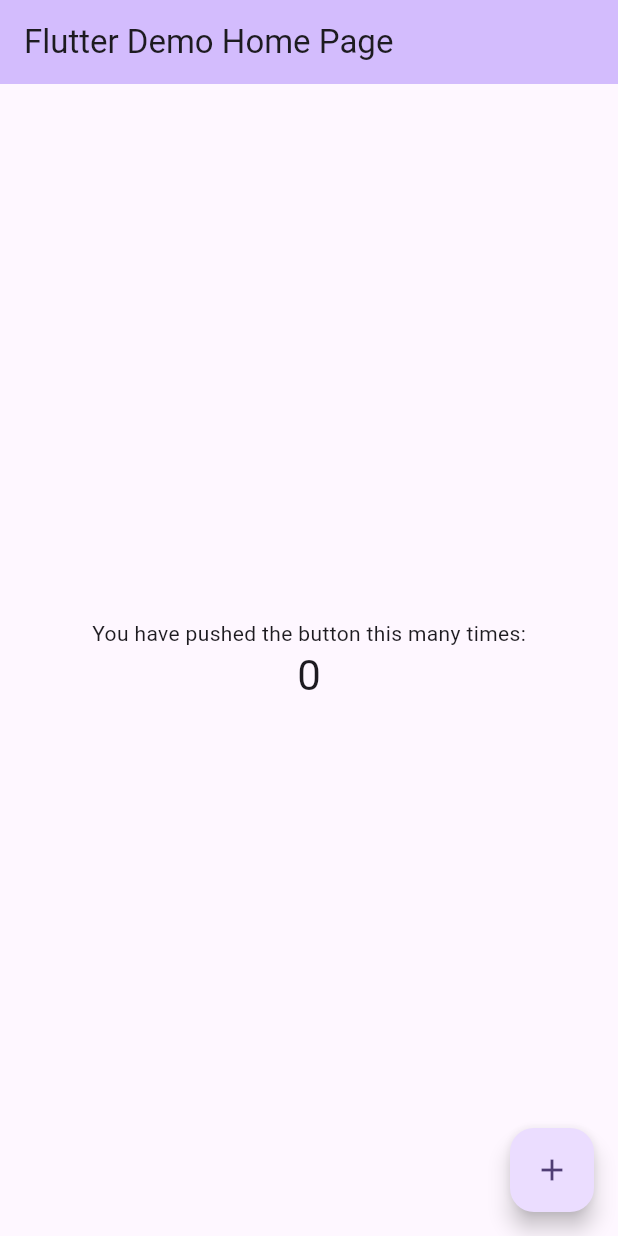
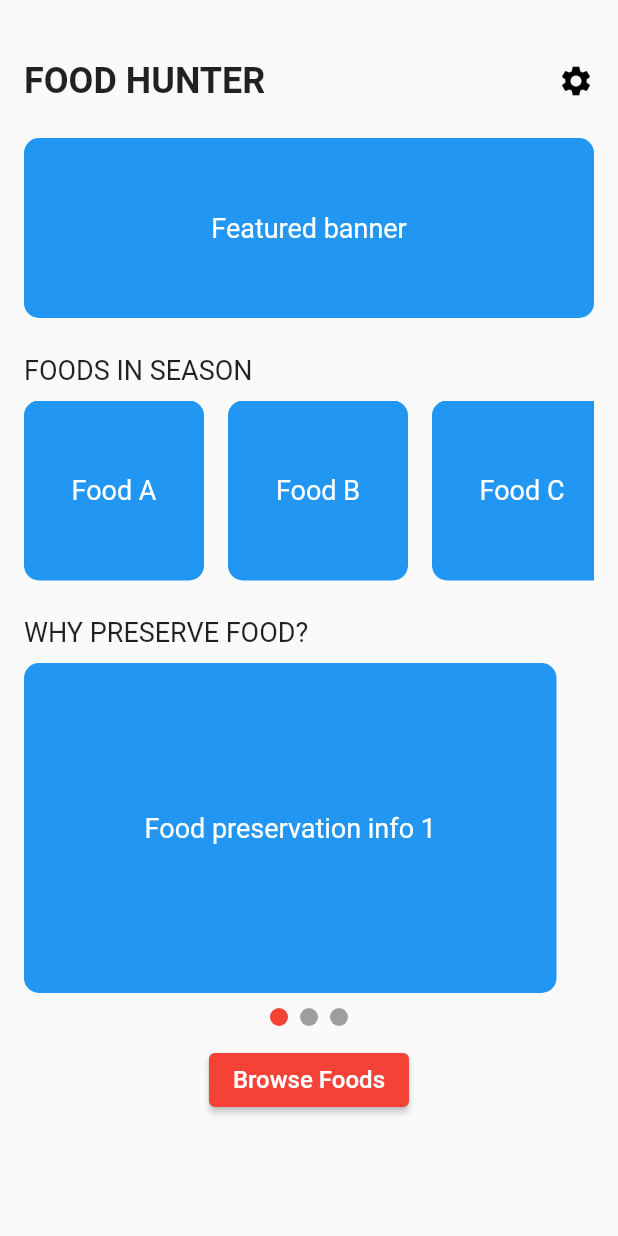
Before and after one commit to noitisoprepus/food-hunter, a Flutter app: the screen it shows after launch, on a phone screen of 412 x 824 dp. Run offline on Flutter 3.47's test engine with Material 2 defaults, Android fonts, the phone set to English and light mode, and no system bars.

Commit message:
Added home page

```diff
--- a/lib/main.dart
+++ b/lib/main.dart
@@ -1,4 +1,5 @@
 import 'package:flutter/material.dart';
+import 'package:food_hunter/pages/home.dart';
 
 void main() {
   runApp(const MyApp());
@@ -11,115 +12,13 @@ class MyApp extends StatelessWidget {
   @override
   Widget build(BuildContext context) {
     return MaterialApp(
-      title: 'Flutter Demo',
       theme: ThemeData(
-        // This is the theme of your application.
-        //
-        // TRY THIS: Try running your application with "flutter run". You'll see
-        // the application has a blue toolbar. Then, without quitting the app,
-        // try changing the seedColor in the colorScheme below to Colors.green
-        // and then invoke "hot reload" (save your changes or press the "hot
-        // reload" button in a Flutter-supported IDE, or press "r" if you used
-        // the command line to start the app).
-        //
-        // Notice that the counter didn't reset back to zero; the application
-        // state is not lost during the reload. To reset the state, use hot
-        // restart instead.
-        //
-        // This works for code too, not just values: Most code changes can be
-        // tested with just a hot reload.
-        colorScheme: ColorScheme.fromSeed(seedColor: Colors.deepPurple),
-        useMaterial3: true,
+        colorScheme: const ColorScheme.light(primary: Colors.red),
+        fontFamily: 'Roboto'
       ),
-      home: const MyHomePage(title: 'Flutter Demo Home Page'),
+      debugShowCheckedModeBanner: false,
+      title: 'Food Hunter',
+      home: HomePage()
     );
   }
 }
-
-class MyHomePage extends StatefulWidget {
-  const MyHomePage({super.key, required this.title});
-
-  // This widget is the home page of your application. It is stateful, meaning
-  // that it has a State object (defined below) that contains fields that affect
-  // how it looks.
-
-  // This class is the configuration for the state. It holds the values (in this
-  // case the title) provided by the parent (in this case the App widget) and
-  // used by the build method of the State. Fields in a Widget subclass are
-  // always marked "final".
-
-  final String title;
-
-  @override
-  State<MyHomePage> createState() => _MyHomePageState();
-}
-
-class _MyHomePageState extends State<MyHomePage> {
-  int _counter = 0;
-
-  void _incrementCounter() {
-    setState(() {
-      // This call to setState tells the Flutter framework that something has
-      // changed in this State, which causes it to rerun the build method below
-      // so that the display can reflect the updated values. If we changed
-      // _counter without calling setState(), then the build method would not be
-      // called again, and so nothing would appear to happen.
-      _counter++;
-    });
-  }
-
-  @override
-  Widget build(BuildContext context) {
-    // This method is rerun every time setState is called, for instance as done
-    // by the _incrementCounter method above.
-    //
-    // The Flutter framework has been optimized to make rerunning build methods
-    // fast, so that you can just rebuild anything that needs updating rather
-    // than having to individually change instances of widgets.
-    return Scaffold(
-      appBar: AppBar(
-        // TRY THIS: Try changing the color here to a specific color (to
-        // Colors.amber, perhaps?) and trigger a hot reload to see the AppBar
-        // change color while the other colors stay the same.
-        backgroundColor: Theme.of(context).colorScheme.inversePrimary,
-        // Here we take the value from the MyHomePage object that was created by
-        // the App.build method, and use it to set our appbar title.
-        title: Text(widget.title),
-      ),
-      body: Center(
-        // Center is a layout widget. It takes a single child and positions it
-        // in the middle of the parent.
-        child: Column(
-          // Column is also a layout widget. It takes a list of children and
-          // arranges them vertically. By default, it sizes itself to fit its
-          // children horizontally, and tries to be as tall as its parent.
-          //
-          // Column has various properties to control how it sizes itself and
-          // how it positions its children. Here we use mainAxisAlignment to
-          // center the children vertically; the main axis here is the vertical
-          // axis because Columns are vertical (the cross axis would be
-          // horizontal).
-          //
-          // TRY THIS: Invoke "debug painting" (choose the "Toggle Debug Paint"
-          // action in the IDE, or press "p" in the console), to see the
-          // wireframe for each widget.
-          mainAxisAlignment: MainAxisAlignment.center,
-          children: <Widget>[
-            const Text(
-              'You have pushed the button this many times:',
-            ),
-            Text(
-              '$_counter',
-              style: Theme.of(context).textTheme.headlineMedium,
-            ),
-          ],
-        ),
-      ),
-      floatingActionButton: FloatingActionButton(
-        onPressed: _incrementCounter,
-        tooltip: 'Increment',
-        child: const Icon(Icons.add),
-      ), // This trailing comma makes auto-formatting nicer for build methods.
-    );
-  }
-}
--- /dev/null
+++ b/lib/pages/home.dart
@@ -0,0 +1,260 @@
+import 'package:flutter/material.dart';
+
+class HomePage extends StatefulWidget {
+  @override
+  _HomePageState createState() => _HomePageState();
+}
+
+class _HomePageState extends State<HomePage> {
+  int selectedInformationIndex = 0; // Track the currently selected information entry
+
+  final List<String> informationEntries = [
+    'Food preservation info 1',
+    'Food preservation info 2',
+    'Food preservation info 3',
+    // Add more information entries here
+  ];
+
+  final List<String> seasonalFoods = [
+    'Food A',
+    'Food B',
+    'Food C',
+    'Food D',
+    'Food E'
+  ];
+
+  final PageController _pageController = PageController();
+
+  @override
+  void initState() {
+    super.initState();
+
+    // Listen for page changes and update selectedInformationIndex
+    _pageController.addListener(() {
+      setState(() {
+        selectedInformationIndex = _pageController.page?.round() ?? 0;
+      });
+    });
+  }
+
+  @override
+  Widget build(BuildContext context) {
+    return Scaffold(
+      body: Column(
+        children: <Widget>[
+          SizedBox(
+            height: 40
+          ),
+          Padding(
+            padding: EdgeInsets.symmetric(horizontal: 16.0), // Horizontal padding
+            child: Row(
+              mainAxisAlignment: MainAxisAlignment.spaceBetween, // Align elements at the start and end of the row
+              children: [
+                Text(
+                  'FOOD HUNTER', // Replace with your desired title text
+                  style: TextStyle(
+                    fontSize: 24, // Adjust the font size as needed
+                    fontWeight: FontWeight.bold, // Adjust the font weight as needed
+                  ),
+                ),
+                Icon(
+                  Icons.settings,
+                  color: Colors.black,
+                  size: 24.0, // Adjust the icon size as needed
+                ),
+              ],
+            ),
+          ),
+          // Container(
+          //   margin: EdgeInsets.all(16.0), // Adjust margin as needed
+          //   decoration: BoxDecoration(
+          //     borderRadius: BorderRadius.circular(10.0), // Border radius of 10
+          //     border: Border.all(
+          //       color: Colors.grey, // Border color
+          //       width: 1.0, // Border width
+          //     ),
+          //   ),
+          //   child: TextField(
+          //     decoration: InputDecoration(
+          //       hintText: 'Search',
+          //       hintStyle: TextStyle(color: Colors.grey),
+          //       contentPadding: EdgeInsets.all(16.0), // Adjust padding as needed
+          //       prefixIcon: Icon(Icons.search), // Magnifying glass icon
+          //       border: InputBorder.none, // Remove the default underline
+          //     ),
+          //   ),
+          // ),
+          SizedBox(
+            height: 24
+          ),
+          Padding(
+            padding: EdgeInsets.symmetric(horizontal: 16.0),
+            child: SizedBox(
+              height: 120,
+              child: Container(
+                constraints: BoxConstraints.expand(),
+                decoration: BoxDecoration(
+                  color: Colors.blue, // Change to your preferred background color
+                  borderRadius: BorderRadius.circular(10),
+                ),
+                child: Center(
+                  child: Text(
+                    'Featured banner',
+                    style: TextStyle(
+                      fontSize: 18,
+                      color: Colors.white, // Change text color as needed
+                    )
+                  )
+                )
+              )
+            )
+          ),
+          SizedBox(
+            height: 24,
+          ),
+          Align(
+            alignment: Alignment.centerLeft,
+            child: Padding(
+              padding: EdgeInsets.symmetric(horizontal: 16.0),
+              child: Text(
+                  'FOODS IN SEASON',
+                  style: TextStyle(
+                    fontSize: 18,
+                  ),
+                )
+              )
+          ),
+          SizedBox(
+            height: 10,
+          ),
+          Padding(
+            padding: EdgeInsets.symmetric(horizontal: 16.0), // Horizontal padding for the entire ListView
+            child: SizedBox(
+              height: 120, // Adjust the height as needed
+              child: ListView.builder(
+                scrollDirection: Axis.horizontal,
+                itemCount: seasonalFoods.length,
+                itemBuilder: (BuildContext context, int index) {
+                  // Add spacing between items
+                  return Row(
+                    children: [
+                      Container(
+                        width: 120, // Adjust the width as needed
+                        decoration: BoxDecoration(
+                          color: Colors.blue, // Change to your preferred background color
+                          borderRadius: BorderRadius.circular(10),
+                        ),
+                        child: Center(
+                          child: Text(
+                            seasonalFoods[index],
+                            style: TextStyle(
+                              fontSize: 18,
+                              color: Colors.white, // Change text color as needed
+                            ),
+                          ),
+                        ),
+                      ),
+                      SizedBox(width: 16.0), // Add horizontal spacing between items
+                    ],
+                  );
+                },
+              ),
+            ),
+          ),
+          SizedBox(
+            height: 24,
+          ),
+          Align(
+            alignment: Alignment.centerLeft,
+            child: Padding(
+              padding: EdgeInsets.symmetric(horizontal: 16.0),
+              child: Text(
+                  'WHY PRESERVE FOOD?',
+                  style: TextStyle(
+                    fontSize: 18,
+                  ),
+                )
+              )
+          ),
+          SizedBox(
+            height: 10,
+          ),
+          Padding(
+            padding: EdgeInsets.symmetric(horizontal: 16.0),
+            child: SizedBox(
+              height: 220, // Adjust the height as needed
+              child: PageView.builder(
+                controller: _pageController,
+                scrollDirection: Axis.horizontal,
+                itemCount: informationEntries.length,
+                itemBuilder: (BuildContext context, int index) {
+                  return Row(
+                    children: [
+                      Container(
+                        width: 355, // Adjust the width as needed
+                        decoration: BoxDecoration(
+                          color: Colors.blue, // Change to your preferred background color
+                          borderRadius: BorderRadius.circular(10)
+                        ),
+                        child: Center(
+                          child: Text(
+                            informationEntries[index],
+                            style: TextStyle(
+                              fontSize: 18,
+                              color: Colors.white, // Change text color as needed
+                            ),
+                          ),
+                        ),
+                      ),
+                    ]
+                  );
+                },
+              ),
+            ),
+          ),
+          SizedBox(
+            height: 10,
+          ),
+          Row(
+            mainAxisAlignment: MainAxisAlignment.center,
+            children: List.generate(
+              informationEntries.length,
+              (index) => Container(
+                width: 12,
+                height: 12,
+                margin: EdgeInsets.symmetric(horizontal: 4),
+                decoration: BoxDecoration(
+                  shape: BoxShape.circle,
+                  color: index == selectedInformationIndex
+                      ? Colors.red // Highlight the selected circle
+                      : Colors.grey, // Default color for other circles
+                ),
+              ),
+            ),
+          ),
+          SizedBox(
+            height: 12,
+          ),
+          ElevatedButton(
+            onPressed: () {
+              // Add navigation to the catalog page here
+              // Navigator.push(context, MaterialPageRoute(builder: (context) => CatalogPage()));
+            },
+            child: Text(
+              'Browse Foods',
+              style: TextStyle(
+                fontSize: 16
+              ),
+            ),
+          ),
+        ],
+      ),
+    );
+  }
+
+  @override
+  void dispose() {
+    _pageController.dispose();
+    super.dispose();
+  }
+}
--- a/pubspec.yaml
+++ b/pubspec.yaml
@@ -35,6 +35,7 @@ dependencies:
   # The following adds the Cupertino Icons font to your application.
   # Use with the CupertinoIcons class for iOS style icons.
   cupertino_icons: ^1.0.2
+  flutter_svg: ^2.0.7
 
 dev_dependencies:
   flutter_test:
```
Also changed, not shown: pubspec.lock, 1 other file.
